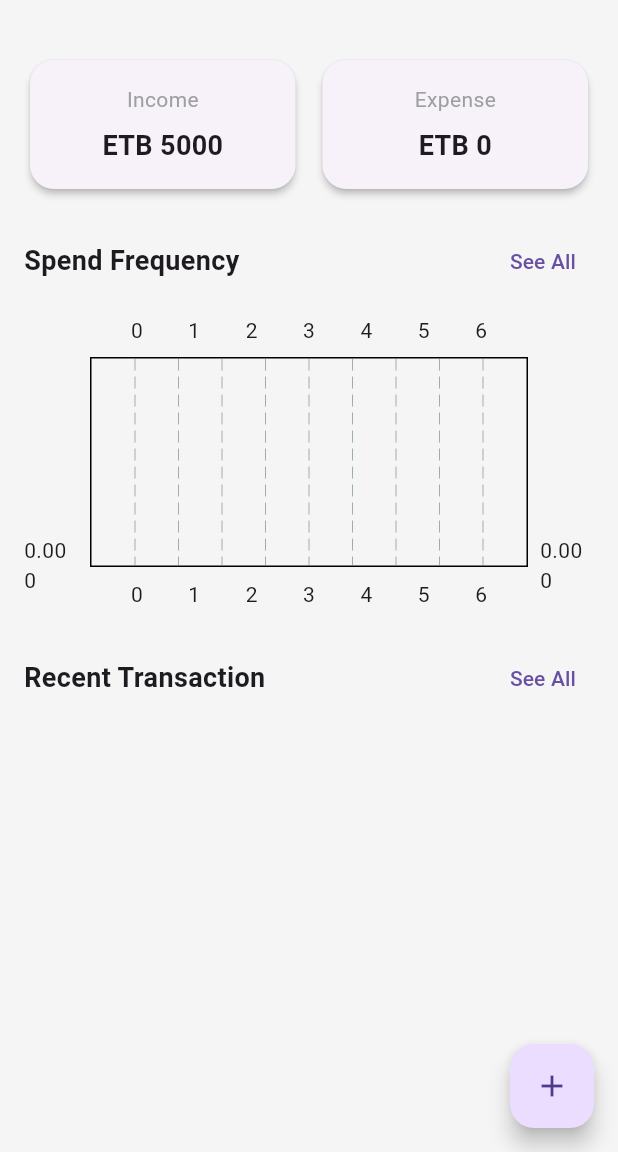
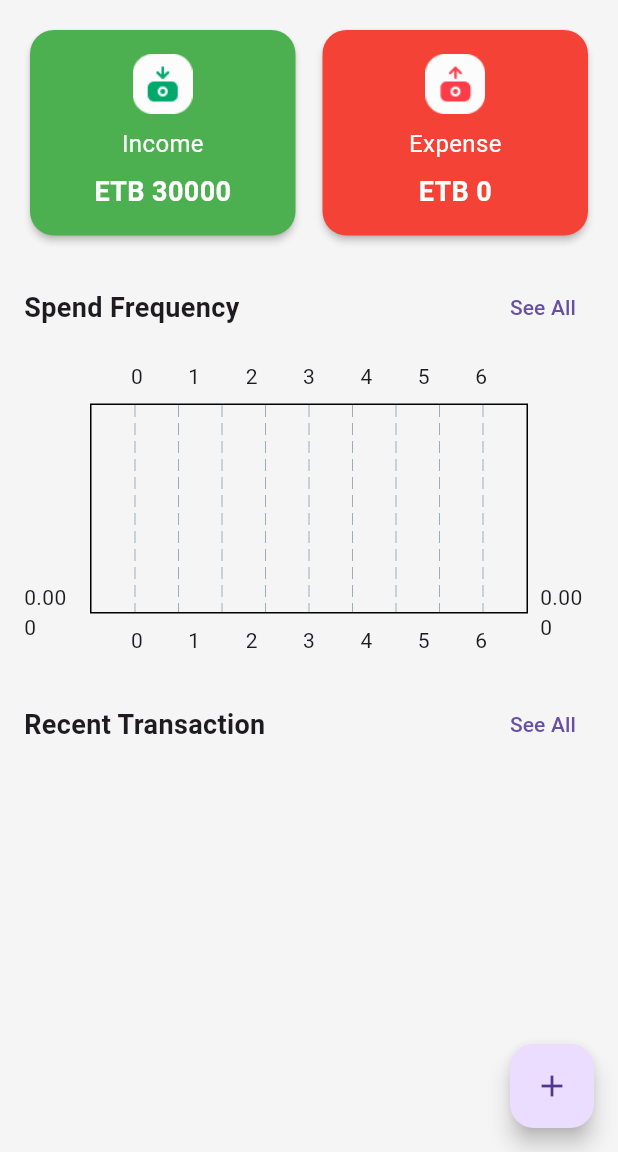
Before and after one commit to abenooo/expense_tracker_app, a Flutter app: the ExpenseScreen screen opened directly, on a phone screen of 412 x 824 dp, the part 84-1236 px from its top. Run offline on Flutter 3.47's test engine with Material 3 defaults, Android fonts, the phone set to English and light mode, and no system bars; drawn by our look-alikes of fl_chart; our stand-ins replace curved_navigation_bar, flutter_carousel_widget, flutter_local_notifications, fluttertoast, hive, hive_flutter and 5 more; missing offline and left inert: flutter_sms_inbox, google_mlkit_text_recognition; accounts and stored records are empty.

Commit message:
Update the ui and image and background color of the cards

```diff
--- a/lib/screens/expense_screen.dart
+++ b/lib/screens/expense_screen.dart
@@ -38,19 +38,21 @@ class _ExpenseScreenState extends State<ExpenseScreen> {
       body: Consumer<ExpenseProvider>(
         builder: (context, expenseProvider, child) {
           final now = DateTime.now();
-          final periodExpenses = _getExpensesForCurrentPeriod(expenseProvider, now);
+          final periodExpenses =
+              _getExpensesForCurrentPeriod(expenseProvider, now);
           final recentExpenses = expenseProvider.expenses.take(3).toList();
 
           return SingleChildScrollView(
-            padding: EdgeInsets.all(16),
+            padding: const EdgeInsets.all(16),
             child: Column(
               children: [
-                const SizedBox(height: 20),
                 Row(
                   children: [
-                    Expanded(child: _buildMetricCard('Income', 'ETB 5000')),
+                    Expanded(child: _buildMetricCard('Income', 'ETB 30000')),
                     const SizedBox(width: 10),
-                    Expanded(child: _buildMetricCard('Expense', 'ETB ${_calculateTotal(periodExpenses).toStringAsFixed(0)}')),
+                    Expanded(
+                        child: _buildMetricCard('Expense',
+                            'ETB ${_calculateTotal(periodExpenses).toStringAsFixed(0)}')),
                   ],
                 ),
                 const SizedBox(height: 20),
@@ -60,12 +62,13 @@ class _ExpenseScreenState extends State<ExpenseScreen> {
                   height: 200,
                   child: BarChart(
                     BarChartData(
-                      barGroups: _createBarGroups(periodExpenses, _currentPeriod),
+                      barGroups:
+                          _createBarGroups(periodExpenses, _currentPeriod),
                       // Add other bar chart configurations as needed
                     ),
                   ),
                 ),
-                SizedBox(height: 20),
+                const SizedBox(height: 20),
                 _buildRecentTransactions(recentExpenses),
               ],
             ),
@@ -104,15 +107,50 @@ class _ExpenseScreenState extends State<ExpenseScreen> {
 // }
 
   Widget _buildMetricCard(String title, String value) {
+    String imagePath;
+    Color backgroundColor;
+    if (title == 'Income') {
+      imagePath = 'asset/IncomeIcon.png'; // Path to the income icon
+      backgroundColor = Colors.green; // Green background for income
+    } else if (title == 'Expense') {
+      imagePath = 'asset/ExpensesIcon.png'; // Path to the expense icon
+      backgroundColor = Colors.red; // Red background for expense
+    } else {
+      imagePath = ''; // Default empty path
+      backgroundColor = Colors.grey; // Default background color
+    }
     return Card(
       elevation: 2,
+      color: backgroundColor, // Set the background color of the card
       child: Padding(
         padding: const EdgeInsets.all(16.0),
         child: Column(
           children: [
-          Text(title, style: TextStyle(color: Colors.grey)),
-          SizedBox(height: 8),
-          Text(value, style: TextStyle(fontSize: 18, fontWeight: FontWeight.bold)),
+            // Display the image if the path is not empty
+            if (imagePath.isNotEmpty)
+              Image.asset(
+                imagePath,
+                width: 40, // Adjust the width as needed
+                height: 40, // Adjust the height as needed
+                // color: Colors.white, // Set icon color to white for better visibility
+              ),
+            const SizedBox(height: 8),
+            Text(
+              title,
+              style: const TextStyle(
+                color: Colors.white, // White text for better contrast
+                fontSize: 16, // Customize the text size
+              ),
+            ),
+            const SizedBox(height: 8),
+            Text(
+              value,
+              style: const TextStyle(
+                fontSize: 18,
+                fontWeight: FontWeight.bold,
+                color: Colors.white, // White text for better contrast
+              ),
+            ),
           ],
         ),
       ),
@@ -123,7 +161,8 @@ Widget _buildSectionTitle(String title) {
     return Row(
       mainAxisAlignment: MainAxisAlignment.spaceBetween,
       children: [
-      Text(title, style: TextStyle(fontSize: 18, fontWeight: FontWeight.bold)),
+        Text(title,
+            style: TextStyle(fontSize: 18, fontWeight: FontWeight.bold)),
         TextButton(
           onPressed: () {},
           child: Text('See All'),
@@ -145,6 +184,12 @@ Widget _buildRecentTransactions(List<Expense> expenses) {
   Widget _buildTransactionItem(Expense expense) {
     final categoryIcons = {
       'Food': Icons.restaurant,
+      'Drink': Icons.local_drink,
+      'Shopping': Icons.shopping_bag,
+      'House': Icons.house,
+      'Clothes': Icons.checkroom,
+      'Travel': Icons.airplanemode_active,
+      'Health': Icons.health_and_safety,
       'Transport': Icons.directions_car,
       'Entertainment': Icons.movie,
       'Bills': Icons.receipt,
@@ -160,7 +205,8 @@ Widget _buildTransactionItem(Expense expense) {
             color: Colors.blue.withOpacity(0.1),
             borderRadius: BorderRadius.circular(8),
           ),
-        child: Icon(categoryIcons[expense.category] ?? Icons.category, color: Colors.blue),
+          child: Icon(categoryIcons[expense.category] ?? Icons.category,
+              color: Colors.blue),
         ),
         title: Text(expense.title),
         subtitle: Text(expense.category),
@@ -171,7 +217,9 @@ Widget _buildTransactionItem(Expense expense) {
       ),
     );
   }
-  List<Expense> _getExpensesForCurrentPeriod(ExpenseProvider provider, DateTime now) {
+
+  List<Expense> _getExpensesForCurrentPeriod(
+      ExpenseProvider provider, DateTime now) {
     switch (_currentPeriod) {
       case 'Week':
         final startOfWeek = now.subtract(Duration(days: now.weekday - 1));
@@ -196,7 +244,8 @@ Widget _buildTransactionItem(Expense expense) {
     return expenses.fold(0, (sum, expense) => sum + expense.amount);
   }
 
-  List<BarChartGroupData> _createBarGroups(List<Expense> expenses, String period) {
+  List<BarChartGroupData> _createBarGroups(
+      List<Expense> expenses, String period) {
     final now = DateTime.now();
     final groups = <BarChartGroupData>[];
 
@@ -204,22 +253,25 @@ Widget _buildTransactionItem(Expense expense) {
       case 'Week':
         for (int i = 0; i < 7; i++) {
           final day = now.subtract(Duration(days: now.weekday - 1 - i));
-          final dayExpenses = expenses.where((e) =>
-              e.date.day == day.day && e.date.month == day.month).toList();
+          final dayExpenses = expenses
+              .where((e) => e.date.day == day.day && e.date.month == day.month)
+              .toList();
           groups.add(_createBarGroup(i, dayExpenses));
         }
         break;
       case 'Month':
         for (int i = 0; i < now.day; i++) {
           final day = DateTime(now.year, now.month, i + 1);
-          final dayExpenses = expenses.where((e) => e.date.day == day.day).toList();
+          final dayExpenses =
+              expenses.where((e) => e.date.day == day.day).toList();
           groups.add(_createBarGroup(i, dayExpenses));
         }
         break;
       case 'Year':
         for (int i = 0; i < 12; i++) {
           final month = DateTime(now.year, i + 1);
-          final monthExpenses = expenses.where((e) => e.date.month == month.month).toList();
+          final monthExpenses =
+              expenses.where((e) => e.date.month == month.month).toList();
           groups.add(_createBarGroup(i, monthExpenses));
         }
         break;
```
Lines whose indentation alone changed are shown as unchanged.
